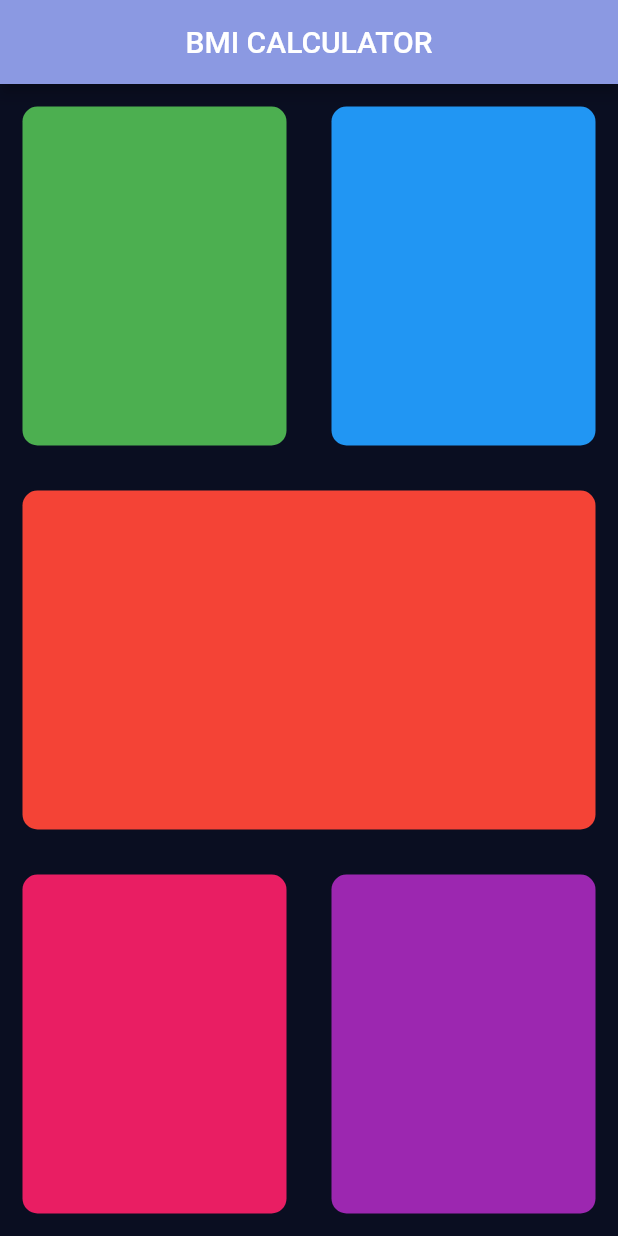
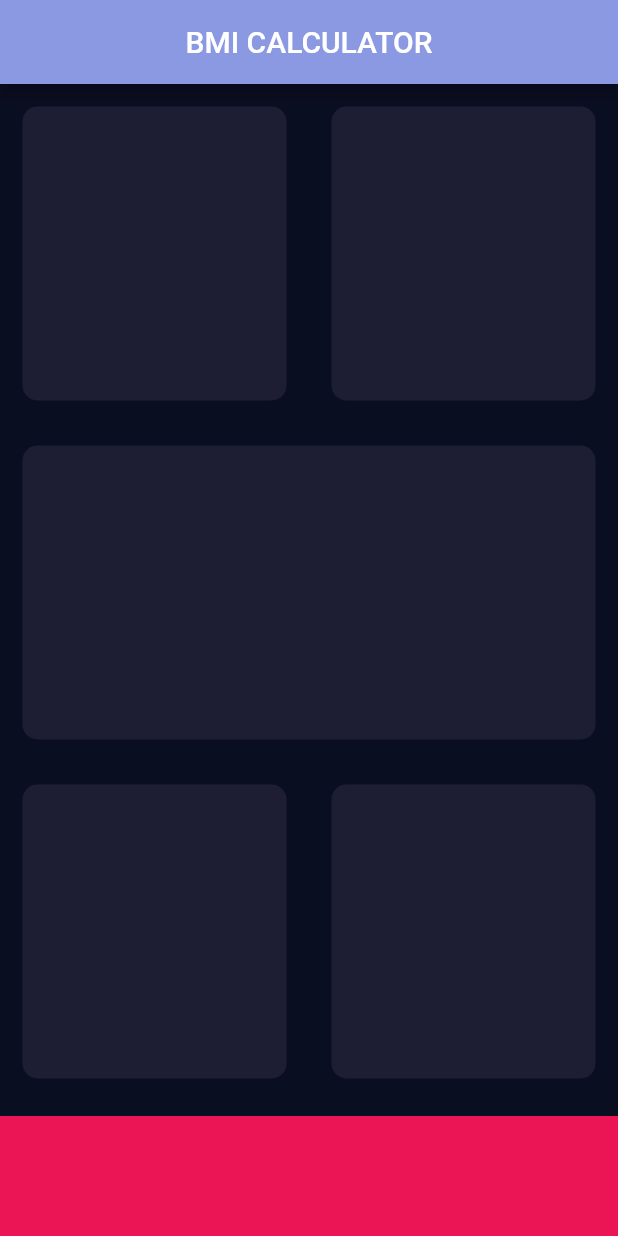
Before and after one commit to csk111165/BMICalculator, a Flutter app: the screen it shows after launch, on a phone screen of 412 x 824 dp. Run offline on Flutter 3.47's test engine with Material 2 defaults, Android fonts, the phone set to English and light mode, and no system bars.

Commit message:
Code refactoring using cost

```diff
--- a/bmi_calculator/lib/input_page.dart
+++ b/bmi_calculator/lib/input_page.dart
@@ -1,4 +1,10 @@
 import 'package:flutter/material.dart';
+
+
+const double bottomContainerHeight = 80.0;
+const activeCardColor = Color(0xFF1D1E33);
+const bottomContainerColor =  Color(0xFFEB1555);
+
 
 class InputPage extends StatefulWidget {
   @override
@@ -6,26 +12,27 @@ class InputPage extends StatefulWidget {
 }
 
 class _InputPageState extends State<InputPage> {
+
   @override
   Widget build(BuildContext context) {
     return Scaffold(
       appBar: AppBar(
-        title: Center(child: Text('BMI CALCULATOR')),
+        title: const Center(child: Text('BMI CALCULATOR')),
       ),
       body: Column(children: [
         Expanded(
             child: Row(children: [
           Expanded(
-            child: ReusableCard(cardColor: Colors.green,),
+            child: ReusableCard(cardColor: activeCardColor),
           ),
           Expanded(
-            child: ReusableCard(cardColor: Colors.blue,),
+            child: ReusableCard(cardColor: activeCardColor),
           ),
         ])),
 
         // this is mid part of the screen having only one widget
         Expanded(
-          child: ReusableCard(cardColor: Colors.red,),
+          child: ReusableCard(cardColor: activeCardColor),
         ),
 
         // bottom part contains two row elements
@@ -33,13 +40,20 @@ class _InputPageState extends State<InputPage> {
           child: Row(
             children: [
               Expanded(
-                child: ReusableCard(cardColor: Colors.pink,),
+                child: ReusableCard(cardColor: activeCardColor),
               ),
               Expanded(
-                child: ReusableCard(cardColor: Colors.purple,),
+                child: ReusableCard(cardColor: activeCardColor),
               ),
+
             ],
           ),
+        ),
+        Container(
+            color: bottomContainerColor,
+            width: double.infinity,
+            margin: EdgeInsets.only(top: 10.0),
+            height: bottomContainerHeight,
         ),
       ]),
     );
@@ -48,8 +62,9 @@ class _InputPageState extends State<InputPage> {
 
 class ReusableCard extends StatelessWidget {
 
-  ReusableCard({ this.cardColor});
-  Color? cardColor;
+  final Color cardColor;
+  ReusableCard({ required this.cardColor});
+
   @override
   Widget build(BuildContext context) {
     return Container(
@@ -60,7 +75,7 @@ class ReusableCard extends StatelessWidget {
       decoration: BoxDecoration(
         borderRadius: BorderRadius.circular(10.0),
         // when we define the BoxDecoration the color property should be inside here only
-        color: cardColor,
+        color: cardColor, // this is coming from the constructor
       ),
     );
   }
```
